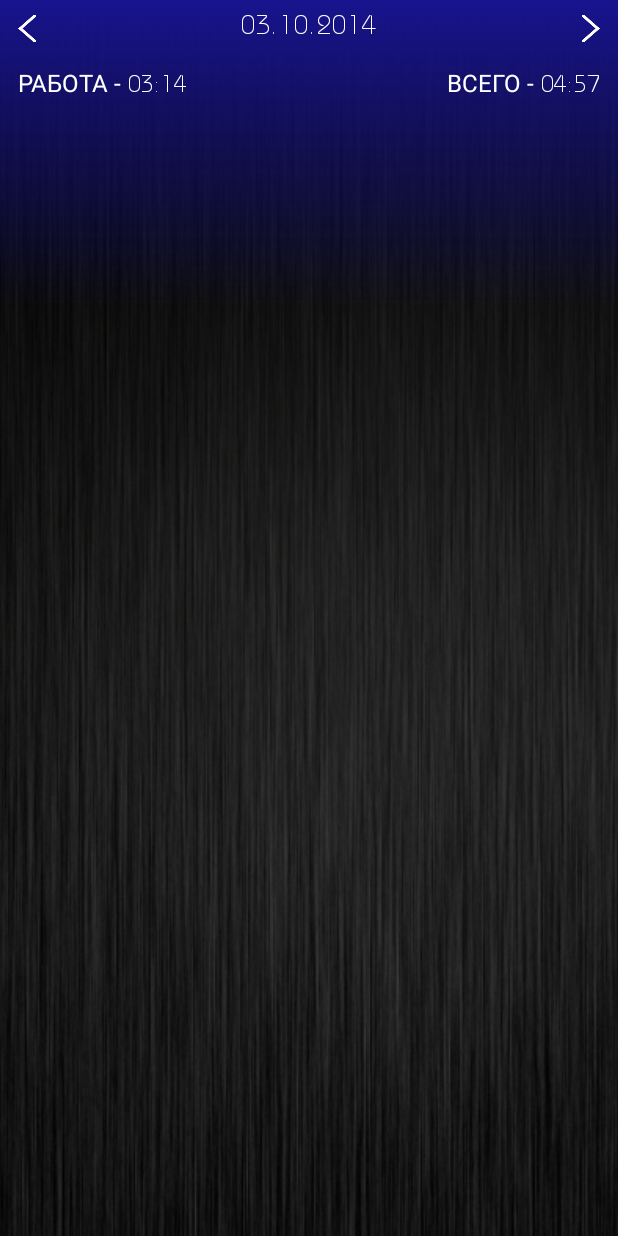
After one commit to Demven/ChronoCat, an Android app: the fragment WorkListFragment placed in its activity, on a phone screen of 412 x 824 dp. The commit adds this screen. Run offline under Robolectric (Android 15) with nearby library versions, the phone set to English and light mode, and no system bars.

Commit message:
WorkListFragment Design improvements and adding fragments to back stack

```diff
--- /dev/null
+++ b/ChronoCat/src/main/java/com/demven/chronocat/ui/OnClickMethods.java
@@ -0,0 +1,23 @@
+package com.demven.chronocat.ui;
+
+import android.view.View;
+
+/**
+ * Interface that declares all methods that used in layouts as onClick actions.
+ * @author Dmitry Salnikov (Demven)
+ * @since 16.03.2014
+ */
+public interface OnClickMethods {
+
+    /**
+     * Shows a screen with the list with all works for a day
+     * @param view - Button
+     */
+    public void showList(View view);
+
+    /**
+     * Shows a screen with all graphs that can provide this app
+     * @param view - Button
+     */
+    public void showGraphs(View view);
+}
--- a/ChronoCat/src/main/java/com/demven/chronocat/ui/activities/MainActivity.java
+++ b/ChronoCat/src/main/java/com/demven/chronocat/ui/activities/MainActivity.java
@@ -4,11 +4,14 @@ import android.os.Bundle;
 import android.support.v4.app.FragmentActivity;
 import android.view.Menu;
 import android.view.MenuItem;
+import android.view.View;
 import com.demven.chronocat.R;
+import com.demven.chronocat.ui.OnClickMethods;
 import com.demven.chronocat.ui.fragments.LaunchFragment;
 import com.demven.chronocat.ui.fragments.TimeTrackerFragment;
+import com.demven.chronocat.ui.fragments.WorkListFragment;
 
-public class MainActivity extends FragmentActivity {
+public class MainActivity extends FragmentActivity implements OnClickMethods{
 
 
     @Override
@@ -57,4 +60,17 @@ public class MainActivity extends FragmentActivity {
                 .add(R.id.fragment_container, new TimeTrackerFragment())
                 .commit();
     }
+
+    @Override
+    public void showList(View view) {
+        getSupportFragmentManager().beginTransaction()
+                .add(R.id.fragment_container, new WorkListFragment())
+                .addToBackStack(null)
+                .commit();
+    }
+
+    @Override
+    public void showGraphs(View view) {
+        // TODO
+    }
 }
--- /dev/null
+++ b/ChronoCat/src/main/java/com/demven/chronocat/ui/fragments/WorkListFragment.java
@@ -0,0 +1,52 @@
+package com.demven.chronocat.ui.fragments;
+
+import android.graphics.Typeface;
+import android.os.Bundle;
+import android.support.v4.app.Fragment;
+import android.view.LayoutInflater;
+import android.view.View;
+import android.view.ViewGroup;
+import android.widget.Button;
+import android.widget.TextView;
+import com.demven.chronocat.ChronoCatApplication;
+import com.demven.chronocat.R;
+import com.demven.chronocat.managers.FontManager;
+
+/**
+ * Fragment, that represents the list of done works for the one day.
+ * Originally it shows done works for the current day.
+ * @author Dmitry Salnikov (Demven)
+ * @since 16.03.2014
+ */
+public class WorkListFragment extends Fragment {
+
+    private TextView listDate;
+    private TextView workingTimeValue;
+    private TextView totalTimeValue;
+
+    private Button showPreviousButton;
+    private Button showNextButton;
+
+    @Override
+    public View onCreateView(LayoutInflater inflater, ViewGroup container, Bundle savedInstanceState) {
+        View rootView = inflater.inflate(R.layout.work_list_fragment, container, false);
+
+        // Init buttons
+        showPreviousButton = (Button) rootView.findViewById(R.id.button_show_previous_day);
+        showNextButton = (Button) rootView.findViewById(R.id.button_show_next_day);
+
+        // Set custom font to all textviews
+        listDate = (TextView) rootView.findViewById(R.id.list_date);
+        workingTimeValue = (TextView) rootView.findViewById(R.id.working_time_value);
+        totalTimeValue = (TextView) rootView.findViewById(R.id.total_time_value);
+
+        FontManager fontManager = ((ChronoCatApplication)getActivity().getApplication()).getFontManager();
+        Typeface brieFont = fontManager.getTypeface(FontManager.BRIE_LIGHT, getActivity());
+
+        listDate.setTypeface(brieFont);
+        workingTimeValue.setTypeface(brieFont);
+        totalTimeValue.setTypeface(brieFont);
+
+        return rootView;
+    }
+}
--- /dev/null
+++ b/ChronoCat/src/main/res/drawable/arrow_left_button_bg.xml
@@ -0,0 +1,6 @@
+<?xml version="1.0" encoding="utf-8"?>
+<selector xmlns:android="http://schemas.android.com/apk/res/android">
+    <item android:drawable="@drawable/arrow_left_selected"
+          android:state_pressed="true" />
+    <item android:drawable="@drawable/arrow_left_default" />
+</selector>
--- /dev/null
+++ b/ChronoCat/src/main/res/drawable/arrow_right_button_bg.xml
@@ -0,0 +1,6 @@
+<?xml version="1.0" encoding="utf-8"?>
+<selector xmlns:android="http://schemas.android.com/apk/res/android">
+    <item android:drawable="@drawable/arrow_right_selected"
+          android:state_pressed="true" />
+    <item android:drawable="@drawable/arrow_right_default" />
+</selector>
--- a/ChronoCat/src/main/res/drawable/time_tracker_all_works_bg_default.xml
+++ b/ChronoCat/src/main/res/drawable/time_tracker_all_works_bg_default.xml
@@ -4,5 +4,6 @@
     <corners
             android:radius="8dp" />
     <stroke android:width="1dp"
-            android:color="#333333" />
+            android:color="#222222" />
+    <solid android:color="@null" />
 </shape>
--- a/ChronoCat/src/main/res/drawable/time_tracker_all_works_bg_selected.xml
+++ b/ChronoCat/src/main/res/drawable/time_tracker_all_works_bg_selected.xml
@@ -4,5 +4,6 @@
     <corners
             android:radius="8dp" />
     <stroke android:width="1dp"
-            android:color="#644c0f" />
+            android:color="#484848" />
+    <solid android:color="@null" />
 </shape>
--- a/ChronoCat/src/main/res/layout/time_tracker_fragment.xml
+++ b/ChronoCat/src/main/res/layout/time_tracker_fragment.xml
@@ -27,8 +27,9 @@
                     android:layout_height="25dp"
                     android:layout_marginTop="8dp"
                     android:layout_marginLeft="12dp"
+                    android:layout_alignParentLeft="true"
                     android:background="@drawable/time_tracker_show_list_button_bg"
-                    android:layout_alignParentLeft="true"/>
+                    android:onClick="showList"/>
 
             <Button
                     android:id="@+id/button_show_graphs"
@@ -42,10 +43,10 @@
             <Spinner
                     android:id="@+id/spinner_all_works"
                     android:layout_width="234dp"
-                    android:layout_height="34dp"
+                    android:layout_height="0dp"
                     android:layout_centerHorizontal="true"
-                    android:layout_marginTop="70dp"
-                    android:background="@drawable/time_tracker_all_works_button_bg"
+                    android:layout_marginTop="104dp"
+                    android:background="@null"
                     android:entries="@array/sample"
                     android:gravity="center"
                     android:textColor="#fff"
--- /dev/null
+++ b/ChronoCat/src/main/res/layout/work_list_fragment.xml
@@ -0,0 +1,119 @@
+<?xml version="1.0" encoding="utf-8"?>
+
+<RelativeLayout xmlns:android="http://schemas.android.com/apk/res/android"
+                android:layout_width="match_parent"
+                android:layout_height="match_parent">
+
+    <ImageView
+            android:layout_width="match_parent"
+            android:layout_height="match_parent"
+            android:scaleType="centerCrop"
+            android:src="@drawable/time_tracker_texture"/>
+
+    <LinearLayout
+            android:orientation="vertical"
+            android:layout_width="match_parent"
+            android:layout_height="match_parent" android:cropToPadding="false">
+
+        <RelativeLayout
+                android:layout_width="match_parent"
+                android:layout_height="0dp"
+                android:layout_weight="25"
+                android:background="@drawable/time_tracker_bg_top">
+
+            <Button
+                    android:id="@+id/button_show_previous_day"
+                    android:layout_width="12dp"
+                    android:layout_height="18dp"
+                    android:layout_marginTop="10dp"
+                    android:layout_marginLeft="12dp"
+                    android:background="@drawable/arrow_left_button_bg"
+                    android:layout_alignParentLeft="true"/>
+
+            <Button
+                    android:id="@+id/button_show_next_day"
+                    android:layout_width="12dp"
+                    android:layout_height="18dp"
+                    android:layout_marginTop="10dp"
+                    android:layout_marginRight="12dp"
+                    android:layout_alignParentRight="true"
+                    android:background="@drawable/arrow_right_button_bg"/>
+
+            <TextView
+                    android:id="@+id/list_date"
+                    android:layout_width="match_parent"
+                    android:layout_height="wrap_content"
+                    android:layout_marginTop="8dp"
+                    android:gravity="center"
+                    android:text="03.10.2014"
+                    android:textColor="#fff"
+                    android:textSize="18sp"/>
+
+            <TextView
+                android:id="@+id/working_time_title"
+                android:layout_width="wrap_content"
+                android:layout_height="wrap_content"
+                android:layout_marginTop="16dp"
+                android:layout_marginLeft="12dp"
+                android:layout_alignParentLeft="true"
+                android:layout_below="@id/button_show_previous_day"
+                android:text="РАБОТА - "
+                android:textColor="#fff"
+                android:textSize="16sp"/>
+            <TextView
+                    android:id="@+id/working_time_value"
+                    android:layout_width="wrap_content"
+                    android:layout_height="wrap_content"
+                    android:layout_marginTop="20dp"
+                    android:layout_toRightOf="@id/working_time_title"
+                    android:layout_below="@id/button_show_previous_day"
+                    android:text="03:14"
+                    android:textColor="#fff"
+                    android:textSize="16sp"/>
+
+            <TextView
+                    android:id="@+id/total_time_tile"
+                    android:layout_width="wrap_content"
+                    android:layout_height="wrap_content"
+                    android:layout_marginTop="16dp"
+                    android:layout_toLeftOf="@+id/total_time_value"
+                    android:layout_below="@id/button_show_next_day"
+                    android:text="ВСЕГО - "
+                    android:textColor="#fff"
+                    android:textSize="16sp"/>
+            <TextView
+                    android:id="@id/total_time_value"
+                    android:layout_width="wrap_content"
+                    android:layout_height="wrap_content"
+                    android:layout_marginTop="20dp"
+                    android:layout_marginRight="12dp"
+                    android:layout_alignParentRight="true"
+                    android:layout_below="@id/button_show_next_day"
+                    android:text="04:57"
+                    android:textColor="#fff"
+                    android:textSize="16sp"/>
+        </RelativeLayout>
+
+        <RelativeLayout
+                android:layout_width="match_parent"
+                android:layout_height="0dp"
+                android:layout_weight="75">
+        </RelativeLayout>
+
+    </LinearLayout>
+    <RelativeLayout
+            android:layout_width="match_parent"
+            android:layout_height="match_parent"
+            android:layout_marginLeft="12dp"
+            android:layout_marginRight="12dp"
+            android:layout_marginTop="84dp">
+
+        <ListView
+                android:id="@+id/list_of_works_for_day"
+                android:layout_width="wrap_content"
+                android:layout_height="wrap_content"
+                android:layout_alignParentTop="true"
+                android:layout_alignParentLeft="true"/>
+    </RelativeLayout>
+
+</RelativeLayout>
```
Also changed, not shown: ChronoCat/src/main/res/drawable-xhdpi/arrow_left_default.png (added), ChronoCat/src/main/res/drawable-xhdpi/arrow_left_selected.png (added), ChronoCat/src/main/res/drawable-xhdpi/arrow_right_default.png (added), ChronoCat/src/main/res/drawable-xhdpi/arrow_right_selected.png (added), ChronoCat/src/main/res/drawable-xhdpi/time_tracker_show_graphs_selected.png, ChronoCat/src/main/res/drawable-xhdpi/time_tracker_show_list_selected.png.
